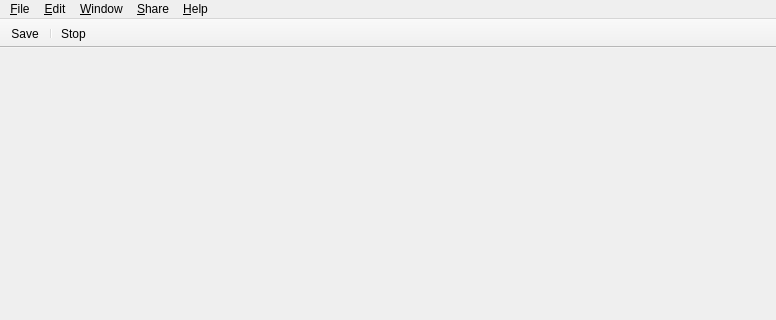
TeleMidia/nclcomposer, file src/gui/ui/ComposerMainWindow.ui: the form before one commit; both pictures show x 0 to 776 and y 0 to 320 of the 776 by 508 pixel window.
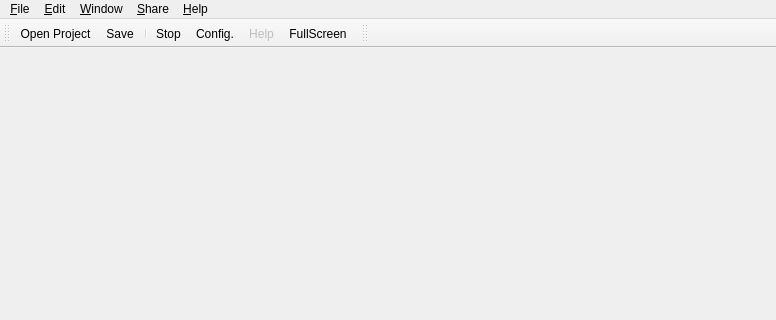
The form after the commit. Icons and pictures are not drawn.

Commit message:
maint: Add toolbar perspectives mainWindow.
* src/gui/ui/ComposerMainWindow.ui: Likewise.

What changed in the file:
```diff
--- a/src/gui/ui/ComposerMainWindow.ui
+++ b/src/gui/ui/ComposerMainWindow.ui
@@ -107,6 +107,74 @@
     </item>
    </layout>
   </widget>
+  <widget class="QToolBar" name="toolBar">
+   <property name="enabled">
+    <bool>true</bool>
+   </property>
+   <property name="sizePolicy">
+    <sizepolicy hsizetype="Fixed" vsizetype="Fixed">
+     <horstretch>0</horstretch>
+     <verstretch>0</verstretch>
+    </sizepolicy>
+   </property>
+   <property name="acceptDrops">
+    <bool>false</bool>
+   </property>
+   <property name="windowTitle">
+    <string>toolBar</string>
+   </property>
+   <property name="layoutDirection">
+    <enum>Qt::LeftToRight</enum>
+   </property>
+   <property name="autoFillBackground">
+    <bool>false</bool>
+   </property>
+   <property name="inputMethodHints">
+    <set>Qt::ImhNone</set>
+   </property>
+   <property name="movable">
+    <bool>true</bool>
+   </property>
+   <property name="allowedAreas">
+    <set>Qt::AllToolBarAreas</set>
+   </property>
+   <property name="iconSize">
+    <size>
+     <width>24</width>
+     <height>24</height>
+    </size>
+   </property>
+   <property name="toolButtonStyle">
+    <enum>Qt::ToolButtonIconOnly</enum>
+   </property>
+   <property name="floatable">
+    <bool>false</bool>
+   </property>
+   <attribute name="toolBarArea">
+    <enum>TopToolBarArea</enum>
+   </attribute>
+   <attribute name="toolBarBreak">
+    <bool>false</bool>
+   </attribute>
+   <addaction name="action_OpenProject"/>
+   <addaction name="action_Save"/>
+   <addaction name="separator"/>
+   <addaction name="action_StopNCL"/>
+   <addaction name="action_Preferences"/>
+   <addaction name="action_Help"/>
+   <addaction name="actionFullScreen"/>
+  </widget>
+  <widget class="QToolBar" name="toolBar_Perspectives">
+   <property name="windowTitle">
+    <string>toolBar_2</string>
+   </property>
+   <attribute name="toolBarArea">
+    <enum>TopToolBarArea</enum>
+   </attribute>
+   <attribute name="toolBarBreak">
+    <bool>false</bool>
+   </attribute>
+  </widget>
   <widget class="QMenuBar" name="menubar">
    <property name="enabled">
     <bool>true</bool>
@@ -221,47 +289,6 @@
    <addaction name="menu_Share"/>
    <addaction name="menu_Help"/>
   </widget>
-  <widget class="QToolBar" name="toolBar">
-   <property name="enabled">
-    <bool>true</bool>
-   </property>
-   <property name="acceptDrops">
-    <bool>false</bool>
-   </property>
-   <property name="windowTitle">
-    <string>toolBar</string>
-   </property>
-   <property name="layoutDirection">
-    <enum>Qt::LeftToRight</enum>
-   </property>
-   <property name="autoFillBackground">
-    <bool>false</bool>
-   </property>
-   <property name="inputMethodHints">
-    <set>Qt::ImhNone</set>
-   </property>
-   <property name="movable">
-    <bool>false</bool>
-   </property>
-   <property name="allowedAreas">
-    <set>Qt::AllToolBarAreas</set>
-   </property>
-   <property name="toolButtonStyle">
-    <enum>Qt::ToolButtonIconOnly</enum>
-   </property>
-   <property name="floatable">
-    <bool>false</bool>
-   </property>
-   <attribute name="toolBarArea">
-    <enum>TopToolBarArea</enum>
-   </attribute>
-   <attribute name="toolBarBreak">
-    <bool>false</bool>
-   </attribute>
-   <addaction name="action_Save"/>
-   <addaction name="separator"/>
-   <addaction name="action_StopNCL"/>
-  </widget>
   <action name="action_NewProject">
    <property name="icon">
     <iconset resource="../images.qrc">
```
Left out of the diff: 6 changed lines with no effect on the pictures.
